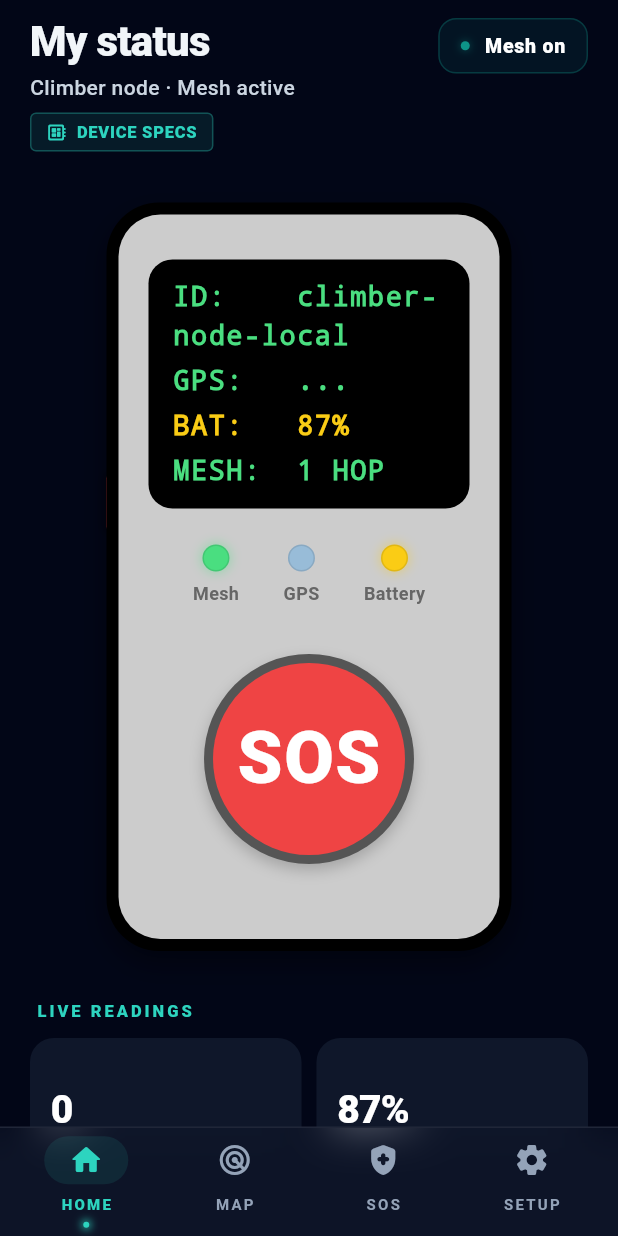
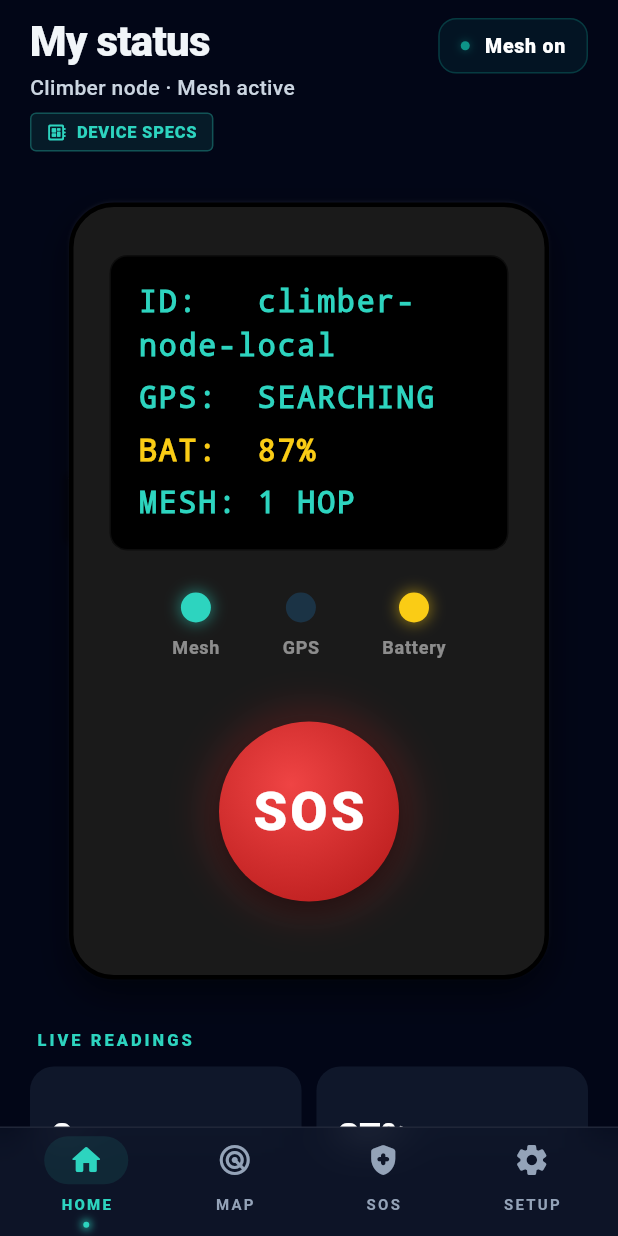
Before and after one commit to davidManytay/Hikot--GPS-Based-Mountain-Climber-Tracking-and-Communication-System-for-Tour-Guides, a Flutter app: the ClimberNodeScreen screen opened directly, on a phone screen of 412 x 824 dp. Run offline on Flutter 3.47's test engine with Material 3 defaults, Android fonts, the phone set to English and light mode, and no system bars; our stand-ins replace geolocator, shared_preferences, sqflite, vibration; missing offline and left inert: maplibre_gl; accounts and stored records are empty.

Commit message:
Final IoT design update (black and wider) and latest release APK

```diff
--- a/lib/widgets/realistic_iot_device.dart
+++ b/lib/widgets/realistic_iot_device.dart
@@ -36,16 +36,16 @@ class RealisticIotDevice extends StatelessWidget {
             top: 180,
             child: Container(
               width: 12,
-              height: 40,
+              height: 48,
               decoration: BoxDecoration(
-                color: const Color(0xFFEF4444),
+                color: const Color(0xFFDC2626),
                 borderRadius: const BorderRadius.only(
                   topLeft: Radius.circular(4),
                   bottomLeft: Radius.circular(4),
                 ),
                 boxShadow: [
                   BoxShadow(
-                    color: Colors.black.withOpacity(0.3),
+                    color: Colors.black.withOpacity(0.5),
                     blurRadius: 4,
                     offset: const Offset(-2, 0),
                   ),
@@ -54,52 +54,50 @@ class RealisticIotDevice extends StatelessWidget {
             ),
           ),
 
-          // Main Body Casing (Black Outer)
+          // Main Body Casing (Matte Black)
           Container(
-            width: 270,
-            padding: const EdgeInsets.all(8),
+            width: 320, // Increased width
+            padding: const EdgeInsets.symmetric(horizontal: 24, vertical: 32),
             decoration: BoxDecoration(
-              color: Colors.black,
-              borderRadius: BorderRadius.circular(35),
+              color: const Color(0xFF1A1A1A), // Matte black casing
+              borderRadius: BorderRadius.circular(30),
+              border: Border.all(color: Colors.black, width: 3),
               boxShadow: [
                 BoxShadow(
-                  color: Colors.black.withOpacity(0.4),
-                  blurRadius: 15,
-                  offset: const Offset(0, 8),
+                  color: Colors.black.withOpacity(0.5),
+                  blurRadius: 20,
+                  offset: const Offset(0, 10),
+                ),
+                BoxShadow(
+                  color: Colors.white.withOpacity(0.05),
+                  blurRadius: 1,
+                  offset: const Offset(0, -1),
                 ),
               ],
-            ),
-            child: Container(
-              // Inner Faceplate (Grey)
-              padding: const EdgeInsets.symmetric(horizontal: 20, vertical: 30),
-              decoration: BoxDecoration(
-                color: const Color(0xFFCCCCCC), // Light grey faceplate
-                borderRadius: BorderRadius.circular(28),
             ),
             child: Column(
               mainAxisSize: MainAxisSize.min,
               children: [
                 // OLED Screen
                 _buildOledScreen(),
-                  const SizedBox(height: 24),
+                const SizedBox(height: 28),
 
                 // LEDs
                 Row(
                   mainAxisAlignment: MainAxisAlignment.spaceEvenly,
                   children: [
-                      _buildLed('Mesh', isMeshActive ? const Color(0xFF4ADE80) : Colors.green.withOpacity(0.3)),
-                      _buildLed('GPS', hasGps ? const Color(0xFF3B82F6) : Colors.blue.withOpacity(0.3)),
+                    _buildLed('Mesh', isMeshActive ? const Color(0xFF2DD4BF) : Colors.teal.withOpacity(0.2)),
+                    _buildLed('GPS', hasGps ? const Color(0xFF3B82F6) : Colors.blue.withOpacity(0.2)),
                     _buildLed('Battery', batteryLevel > 20 ? const Color(0xFFFACC15) : Colors.redAccent),
                   ],
                 ),
-                  const SizedBox(height: 32),
+                const SizedBox(height: 36),
 
                 // SOS Button
                 _buildSosButton(),
 
-                  const SizedBox(height: 20),
+                const SizedBox(height: 12),
               ],
-              ),
             ),
           ),
         ],
@@ -110,21 +108,22 @@ class RealisticIotDevice extends StatelessWidget {
   Widget _buildOledScreen() {
     return Container(
       width: double.infinity,
-      padding: const EdgeInsets.symmetric(horizontal: 16, vertical: 12),
+      padding: const EdgeInsets.symmetric(horizontal: 18, vertical: 16),
       decoration: BoxDecoration(
-        color: const Color(0xFF000000), // Pure black
-        borderRadius: BorderRadius.circular(16),
+        color: Colors.black,
+        borderRadius: BorderRadius.circular(12),
+        border: Border.all(color: Colors.white.withOpacity(0.05)),
       ),
       child: Column(
         crossAxisAlignment: CrossAxisAlignment.start,
         children: [
-          _oledText('ID:    $nodeId', const Color(0xFF4ADE80)),
-          const SizedBox(height: 4),
-          _oledText('GPS:   ${hasGps ? 'OK' : '...' }', const Color(0xFF4ADE80)),
-          const SizedBox(height: 4),
-          _oledText('BAT:   $batteryLevel%', const Color(0xFFFACC15)),
-          const SizedBox(height: 4),
-          _oledText('MESH:  $meshHops HOP', const Color(0xFF4ADE80)),
+          _oledText('ID:   $nodeId', const Color(0xFF2DD4BF)),
+          const SizedBox(height: 6),
+          _oledText('GPS:  ${hasGps ? 'OK' : 'SEARCHING'}', const Color(0xFF2DD4BF)),
+          const SizedBox(height: 6),
+          _oledText('BAT:  $batteryLevel%', const Color(0xFFFACC15)),
+          const SizedBox(height: 6),
+          _oledText('MESH: $meshHops HOP', const Color(0xFF2DD4BF)),
         ],
       ),
     );
@@ -136,9 +135,9 @@ class RealisticIotDevice extends StatelessWidget {
       style: TextStyle(
         color: color,
         fontFamily: 'monospace',
-        fontSize: 18,
+        fontSize: 20, // Slightly larger text
         fontWeight: FontWeight.bold,
-        letterSpacing: 1.0,
+        letterSpacing: 1.2,
       ),
     );
   }
@@ -147,29 +146,29 @@ class RealisticIotDevice extends StatelessWidget {
     return Column(
       children: [
         Container(
-          width: 18,
-          height: 18,
+          width: 20,
+          height: 20,
           decoration: BoxDecoration(
             shape: BoxShape.circle,
             color: color,
-            border: Border.all(color: Colors.black.withOpacity(0.1), width: 1),
             boxShadow: [
-              if (color.opacity > 0.5)
+              if (color.opacity > 0.3)
                 BoxShadow(
-                  color: color.withOpacity(0.4),
-                  blurRadius: 6,
+                  color: color.withOpacity(0.5),
+                  blurRadius: 8,
                   spreadRadius: 1,
                 ),
             ],
           ),
         ),
-        const SizedBox(height: 6),
+        const SizedBox(height: 8),
         Text(
           label,
-          style: const TextStyle(
-            color: Color(0xFF666666),
+          style: TextStyle(
+            color: Colors.white.withOpacity(0.5),
             fontSize: 12,
-            fontWeight: FontWeight.bold,
+            fontWeight: FontWeight.w700,
+            letterSpacing: 0.5,
           ),
         ),
       ],
@@ -184,18 +183,17 @@ class RealisticIotDevice extends StatelessWidget {
       child: Stack(
         alignment: Alignment.center,
         children: [
-          // Outer SOS Border (Grey)
+          // Button Glow/Shadow
           Container(
-            width: 140,
-            height: 140,
+            width: 130,
+            height: 130,
             decoration: BoxDecoration(
               shape: BoxShape.circle,
-              color: const Color(0xFF555555), // Dark grey border
               boxShadow: [
                 BoxShadow(
-                  color: Colors.black.withOpacity(0.2),
-                  blurRadius: 8,
-                  offset: const Offset(0, 4),
+                  color: const Color(0xFFDC2626).withOpacity(0.2),
+                  blurRadius: 20,
+                  spreadRadius: 5,
                 ),
               ],
             ),
@@ -204,38 +202,49 @@ class RealisticIotDevice extends StatelessWidget {
           // Progress Ring
           if (sosProgress > 0)
             SizedBox(
-              width: 144,
-              height: 144,
+              width: 140,
+              height: 140,
               child: CircularProgressIndicator(
                 value: sosProgress,
-                strokeWidth: 6,
-                color: Colors.white,
-                backgroundColor: Colors.transparent,
+                strokeWidth: 8,
+                color: const Color(0xFFDC2626),
+                backgroundColor: Colors.white.withOpacity(0.05),
               ),
             ),
 
           // Main Button Body
           Container(
-            width: 128,
-            height: 128,
+            width: 120,
+            height: 120,
             decoration: BoxDecoration(
               shape: BoxShape.circle,
-              color: const Color(0xFFEF4444), // Bright red
+              gradient: const RadialGradient(
+                colors: [Color(0xFFEF4444), Color(0xFFB91C1C)],
+                center: Alignment(-0.2, -0.3),
+                radius: 0.8,
+              ),
+              boxShadow: [
+                BoxShadow(
+                  color: Colors.black.withOpacity(0.4),
+                  blurRadius: 10,
+                  offset: const Offset(0, 6),
+                ),
+              ],
             ),
             child: Center(
               child: isSending
                   ? const SizedBox(
-                      width: 40,
-                      height: 40,
-                      child: CircularProgressIndicator(strokeWidth: 5, color: Colors.white),
+                      width: 36,
+                      height: 36,
+                      child: CircularProgressIndicator(strokeWidth: 4, color: Colors.white),
                     )
                   : const Text(
                       'SOS',
                       style: TextStyle(
                         color: Colors.white,
-                        fontSize: 48,
+                        fontSize: 36,
                         fontWeight: FontWeight.w900,
-                        letterSpacing: 1.0,
+                        letterSpacing: 2,
                       ),
                     ),
             ),
```
Also changed, not shown: 1 other file. Lines whose indentation alone changed are shown as unchanged.
